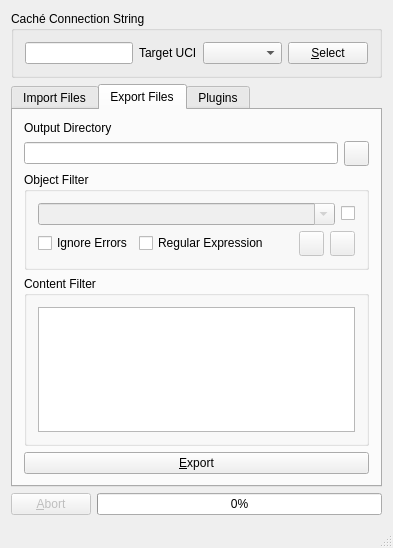
First picture: the form in QtCacheTool/mainwindow.ui, repository entwickler42/QtCache, before the edit.
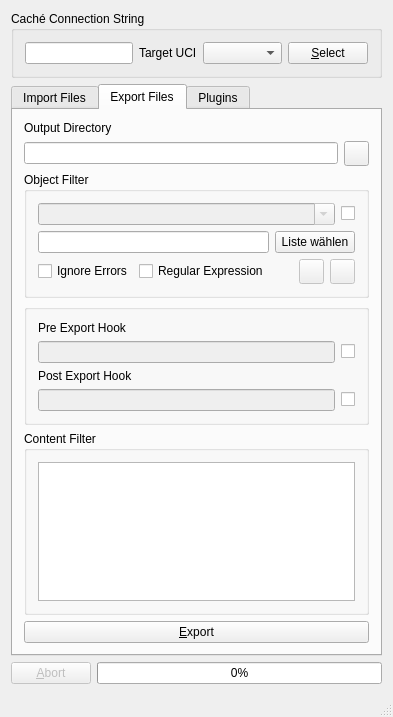
Second picture: the form after the edit. The open tabs and pages were chosen to show the change. Icons and pictures are not drawn.

Commit message: added pre and post export hooks and export filter file

What changed in the file:
```diff
--- a/QtCacheTool/mainwindow.ui
+++ b/QtCacheTool/mainwindow.ui
@@ -7,7 +7,7 @@
     <x>0</x>
     <y>0</y>
     <width>393</width>
-    <height>548</height>
+    <height>717</height>
    </rect>
   </property>
   <property name="windowTitle">
@@ -311,7 +311,7 @@
        <attribute name="title">
         <string>Export Files</string>
        </attribute>
-       <layout class="QVBoxLayout" name="verticalLayout_12">
+       <layout class="QVBoxLayout" name="verticalLayout_13">
         <item>
          <layout class="QVBoxLayout" name="verticalLayout_7">
           <item>
@@ -380,6 +380,20 @@
              </item>
             </layout>
            </item>
+           <item>
+            <layout class="QHBoxLayout" name="horizontalLayout_13">
+             <item>
+              <widget class="QLineEdit" name="exportFileList"/>
+             </item>
+             <item>
+              <widget class="QPushButton" name="selectExportFileList">
+               <property name="text">
+                <string>Liste wählen</string>
+               </property>
+              </widget>
+             </item>
+            </layout>
+           </item>
            <item>
             <layout class="QHBoxLayout" name="horizontalLayout_4">
              <item>
@@ -478,6 +492,65 @@
           </layout>
          </widget>
         </item>
+        <item>
+         <widget class="QGroupBox" name="groupBox_6">
+          <property name="title">
+           <string/>
+          </property>
+          <layout class="QVBoxLayout" name="verticalLayout_12">
+           <item>
+            <widget class="QLabel" name="label_4">
+             <property name="text">
+              <string>Pre Export Hook</string>
+             </property>
+            </widget>
+           </item>
+           <item>
+            <layout class="QHBoxLayout" name="horizontalLayout_11">
+             <item>
+              <widget class="QLineEdit" name="preExportHook">
+               <property name="enabled">
+                <bool>false</bool>
+               </property>
+              </widget>
+             </item>
+             <item>
+              <widget class="QCheckBox" name="enablePreExportHook">
+               <property name="text">
+                <string/>
+               </property>
+              </widget>
+             </item>
+            </layout>
+           </item>
+           <item>
+            <widget class="QLabel" name="label_5">
+             <property name="text">
+              <string>Post Export Hook</string>
+             </property>
+            </widget>
+           </item>
+           <item>
+            <layout class="QHBoxLayout" name="horizontalLayout_12">
+             <item>
+              <widget class="QLineEdit" name="postExportHook">
+               <property name="enabled">
+                <bool>false</bool>
+               </property>
+              </widget>
+             </item>
+             <item>
+              <widget class="QCheckBox" name="enablePostExportHook">
+               <property name="text">
+                <string/>
+               </property>
+              </widget>
+             </item>
+            </layout>
+           </item>
+          </layout>
+         </widget>
+        </item>
         <item>
          <widget class="QGroupBox" name="groupBox_5">
           <property name="title">
```
Left out of the diff: 74 changed lines with no effect on the pictures. The commit also changes 5 other files.
